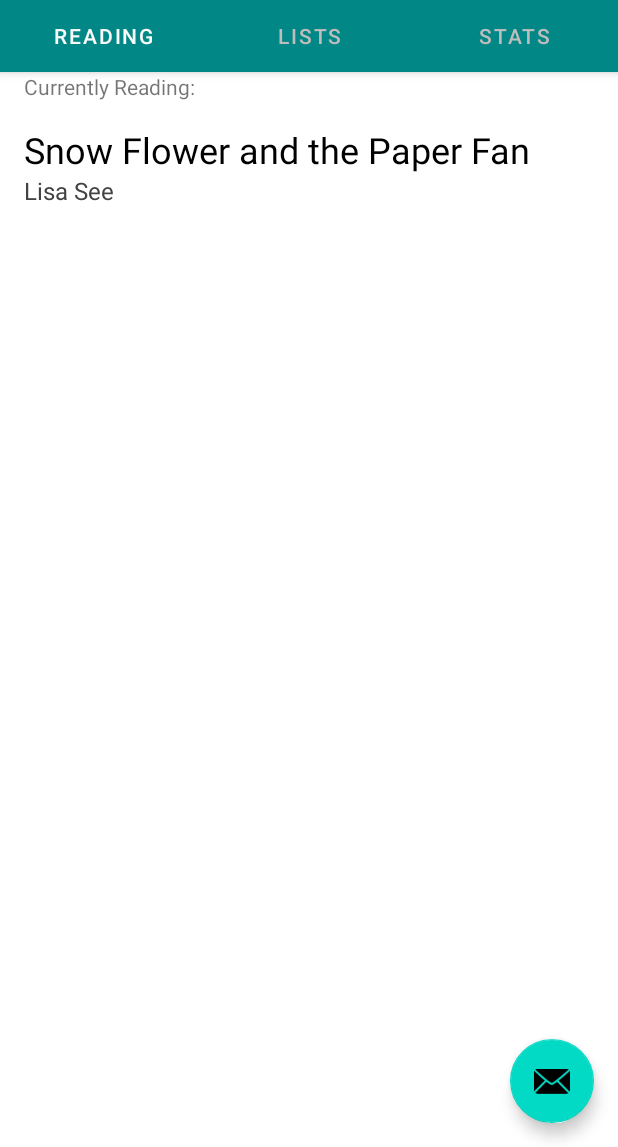
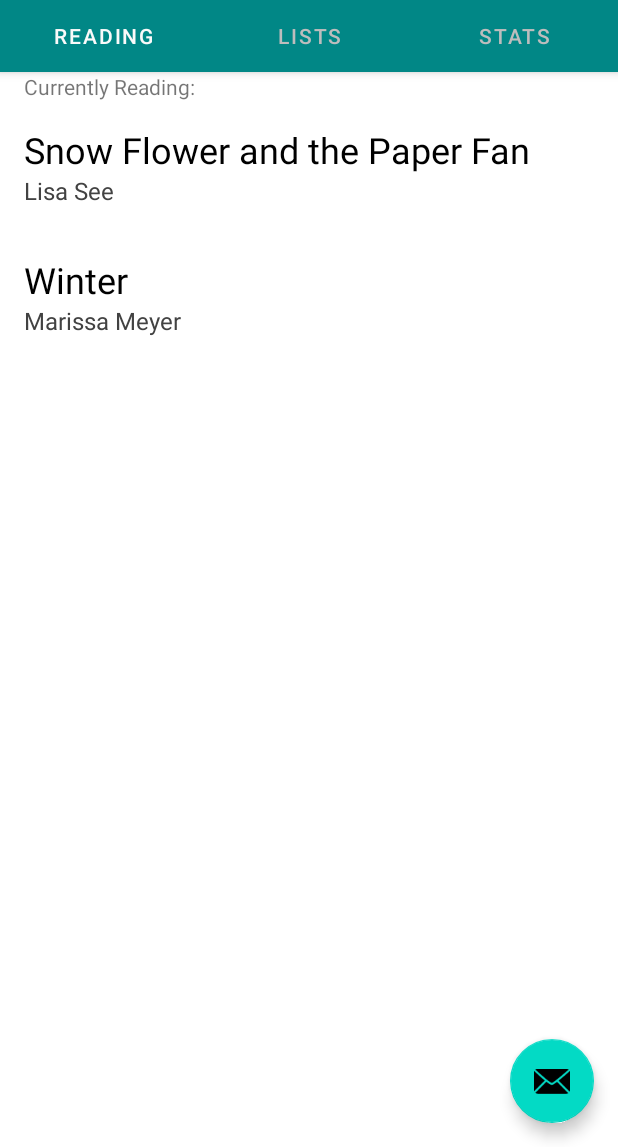
Before and after one commit to ginellegaisano/book-tracker, an Android app: the screen it shows after launch (MainActivity), on a phone screen of 412 x 824 dp, the part 89-1236 px from its top. Run offline under Robolectric (Android 15) with nearby library versions, the phone set to English and light mode, and no system bars.

Commit message:
Create adapte to display list of books.

```diff
--- a/app/src/main/java/com/booktracker/ui/main/BookItem.kt
+++ b/app/src/main/java/com/booktracker/ui/main/BookItem.kt
@@ -18,7 +18,7 @@ class BookItem(context: Context, attrs: AttributeSet) : LinearLayout(context, at
         author = findViewById(R.id.author)
     }
 
-    public fun setBook(book: Book) {
+    fun setBook(book: Book) {
         title.text = book.title
         author.text = book.author
     }
--- /dev/null
+++ b/app/src/main/java/com/booktracker/ui/main/BookItemAdapter.kt
@@ -0,0 +1,33 @@
+package com.booktracker.ui.main
+
+import android.view.LayoutInflater
+import android.view.View
+import android.view.ViewGroup
+import androidx.recyclerview.widget.RecyclerView
+import com.booktracker.R
+import com.booktracker.models.Book
+
+/** Adapter for displaying list of books. */
+// TODO: Needs update function (or switch to LiveModel).
+// TODO: do some styling (border, book cover icon, stars for ratings.
+class BookItemAdapter(private val books: List<Book>) :
+    RecyclerView.Adapter<BookItemAdapter.ViewHolder>() {
+
+    class ViewHolder(view: View) : RecyclerView.ViewHolder(view) {
+        val bookItem: BookItem = view.findViewById(R.id.book_item)
+    }
+
+    override fun onCreateViewHolder(viewGroup: ViewGroup, viewType: Int): ViewHolder {
+        val view = LayoutInflater.from(viewGroup.context)
+            .inflate(R.layout.layout_book_item, viewGroup, false)
+
+        return ViewHolder(view)
+    }
+
+    override fun onBindViewHolder(viewHolder: ViewHolder, position: Int) {
+
+        viewHolder.bookItem.setBook(books.get(position))
+    }
+
+    override fun getItemCount() = books.size
+}
--- a/app/src/main/java/com/booktracker/ui/main/ReadingFragment.kt
+++ b/app/src/main/java/com/booktracker/ui/main/ReadingFragment.kt
@@ -4,19 +4,20 @@ import android.os.Bundle
 import android.view.LayoutInflater
 import android.view.View
 import android.view.ViewGroup
-import android.widget.TextView
 import androidx.fragment.app.Fragment
-import androidx.lifecycle.Observer
-import androidx.lifecycle.ViewModelProvider
+import androidx.recyclerview.widget.LinearLayoutManager
+import androidx.recyclerview.widget.RecyclerView
 import com.booktracker.R
 import com.booktracker.models.Book
 
-/**
- * A placeholder fragment containing a simple view.
- */
+/** Displays current reading list. */
 class ReadingFragment : Fragment() {
 
-    private val TEST_BOOK = Book("Snow Flower and the Paper Fan", "Lisa See", 5)
+    // TODO: replace with reading list from SQL Lite DB.
+    private val TEST_BOOKS = listOf(
+        Book("Snow Flower and the Paper Fan", "Lisa See", 5),
+        Book("Winter", "Marissa Meyer", 4)
+    )
 
     override fun onCreate(savedInstanceState: Bundle?) {
         super.onCreate(savedInstanceState)
@@ -28,7 +29,13 @@ class ReadingFragment : Fragment() {
     ): View? {
         val root = inflater.inflate(R.layout.fragment_reading, container, false)
 
-        (root.findViewById(R.id.test_book) as BookItem).setBook(TEST_BOOK)
+        val adapter = BookItemAdapter(TEST_BOOKS)
+        val bookList: RecyclerView = root.findViewById(R.id.book_list)
+        bookList.apply {
+            layoutManager = LinearLayoutManager(activity)
+            this.adapter = adapter
+        }
+
         return root
     }
 }
--- a/app/src/main/res/layout/fragment_reading.xml
+++ b/app/src/main/res/layout/fragment_reading.xml
@@ -24,16 +24,10 @@
                 android:layout_marginEnd="@dimen/activity_horizontal_margin"
                 android:text="@string/reading_list_title"/>
 
-            <com.booktracker.ui.main.BookItem
-                android:id="@+id/test_book"
+            <androidx.recyclerview.widget.RecyclerView
+                android:id="@+id/book_list"
                 android:layout_width="wrap_content"
-                android:layout_height="wrap_content"
-                android:layout_marginStart="@dimen/activity_horizontal_margin"
-                android:layout_marginEnd="@dimen/activity_horizontal_margin"
-                android:layout_marginTop="@dimen/activity_vertical_margin"
-                android:layout_marginBottom="@dimen/activity_vertical_margin"
-                />
-
+                android:layout_height="match_parent" />
         </LinearLayout>
 
 
--- /dev/null
+++ b/app/src/main/res/layout/layout_book_item.xml
@@ -0,0 +1,10 @@
+<?xml version="1.0" encoding="utf-8"?>
+<com.booktracker.ui.main.BookItem
+    xmlns:android="http://schemas.android.com/apk/res/android"
+    android:id="@+id/book_item"
+    android:layout_width="wrap_content"
+    android:layout_height="wrap_content"
+    android:layout_marginStart="@dimen/activity_horizontal_margin"
+    android:layout_marginTop="@dimen/activity_vertical_margin"
+    android:layout_marginEnd="@dimen/activity_horizontal_margin"
+    android:layout_marginBottom="@dimen/activity_vertical_margin" />
```
